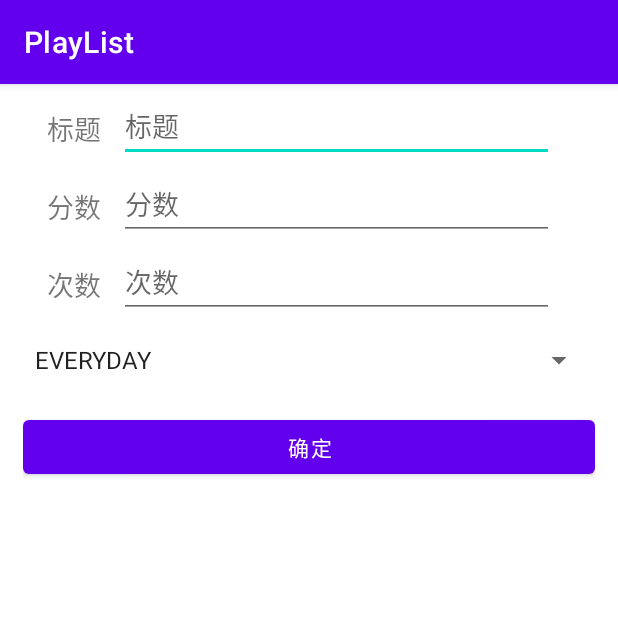
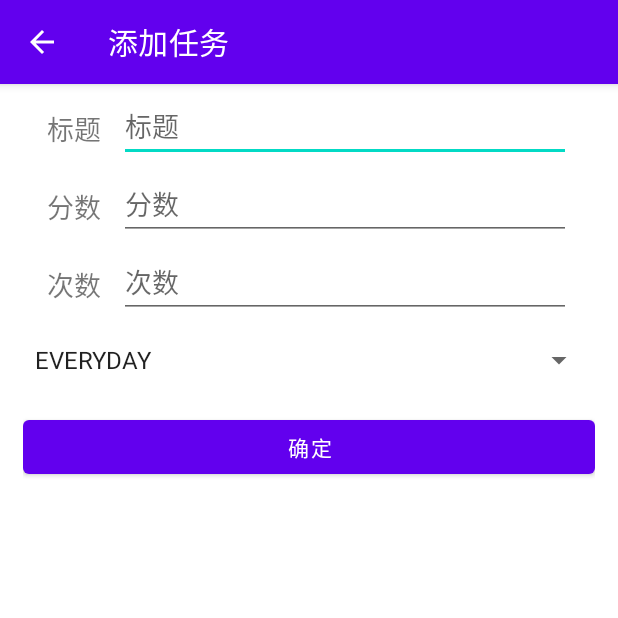
Before and after one commit to T1uTiu/AndroidLearn, an Android app: the TaskDetail screen opened directly, with no data from a screen before it, on a phone screen of 412 x 824 dp, the top half of it. Run offline under Robolectric (Android 15) with nearby library versions, the phone set to English and light mode, and no system bars; 1 statement that could not run was skipped.

```diff
--- a/app/src/main/AndroidManifest.xml
+++ b/app/src/main/AndroidManifest.xml
@@ -30,7 +30,7 @@
 
         <activity
             android:name=".BookDetailsActivity"
-            android:exported="true"></activity>
+            android:exported="true" />
         <activity
             android:name=".MainActivity"
             android:exported="true">
--- a/app/src/main/java/com/example/learningproject/Fragments/Task/TaskDetail.java
+++ b/app/src/main/java/com/example/learningproject/Fragments/Task/TaskDetail.java
@@ -1,38 +1,88 @@
 package com.example.learningproject.Fragments.Task;
 
+import androidx.annotation.NonNull;
 import androidx.appcompat.app.AppCompatActivity;
 
+import android.content.Intent;
+import android.graphics.Color;
 import android.os.Bundle;
+import android.view.MenuItem;
 import android.view.View;
+import android.view.WindowManager;
 import android.widget.AdapterView;
 import android.widget.ArrayAdapter;
+import android.widget.Button;
+import android.widget.EditText;
 import android.widget.Spinner;
+import android.widget.TextView;
+import android.widget.Toast;
+
+import androidx.appcompat.widget.Toolbar;
 
 import com.example.learningproject.R;
+import com.example.learningproject.data.Task.Task;
+import com.example.learningproject.data.Task.TaskManager;
 import com.example.learningproject.data.Task.TaskType;
 
 public class TaskDetail extends AppCompatActivity {
     Spinner taskTypeSpinner;
-    TaskType[] taskTypes = {TaskType.EVERYDAY, TaskType.EVERYWEEK, TaskType.NORMAL};
+    Button okBtn;
+    EditText taskNameEdit;
+    EditText taskScoreEdit;
+    EditText taskTimesEdit;
+    String[] taskTypes = {TaskType.EVERYDAY.name(), TaskType.EVERYWEEK.name(), TaskType.NORMAL.name()};
+    String[] titles = {"添加任务", "编辑任务"};
+
     @Override
     protected void onCreate(Bundle savedInstanceState) {
         super.onCreate(savedInstanceState);
         setContentView(R.layout.activity_task_detail);
+        Intent intent = getIntent();
+        Bundle param = intent.getBundleExtra("param");
+        int method = param.getInt("method");
+
+        getSupportActionBar().setTitle(titles[method]);
+        getSupportActionBar().setDisplayHomeAsUpEnabled(true);
+
         taskTypeSpinner = findViewById(R.id.detail_task_type_spinner);
-        ArrayAdapter adapter = new ArrayAdapter(this, android.R.layout.simple_spinner_item, taskTypes);
+        taskNameEdit = findViewById(R.id.detail_task_name_edit);
+        taskScoreEdit = findViewById(R.id.detail_task_score_edit);
+        taskTimesEdit = findViewById(R.id.detail_task_times_edit);
+        okBtn = findViewById(R.id.detail_task_ok_btn);
+
+        ArrayAdapter<String> adapter = new ArrayAdapter<String>(this, android.R.layout.simple_spinner_item, taskTypes);
         taskTypeSpinner.setAdapter(adapter);
-        taskTypeSpinner.setOnItemSelectedListener(new AdapterView.OnItemSelectedListener() {
-            @Override
-            public void onItemSelected(AdapterView<?> adapterView, View view, int i, long l) {
-                System.out.print(i);
+
+        okBtn.setOnClickListener(view -> {
+            String taskRawName = taskNameEdit.getText().toString();
+            String taskRawScore = taskScoreEdit.getText().toString();
+            String taskRawTimes = taskTimesEdit.getText().toString();
+            if(taskRawName.isEmpty() || taskRawScore.isEmpty()){
+                Toast.makeText(this, "任务名称和分数不能为空", Toast.LENGTH_SHORT).show();
+            }else{
+                int taskScore = Integer.parseInt(taskRawScore);
+                int taskTimes = taskRawTimes.isEmpty() ? 1 : Integer.parseInt(taskRawTimes);
+                int taskRawType = (int)taskTypeSpinner.getSelectedItemId();
+                TaskType taskType = TaskType.valueOf(taskRawType);
+                Task newTask = new Task(taskRawName, taskScore, taskTimes, taskType);
+                assert taskType != null;
+                TaskManager.getInstance().addTask(taskType, newTask);
+                TaskManager.getInstance().saveFileData(this, taskType);
+                finish();
             }
 
-            @Override
-            public void onNothingSelected(AdapterView<?> adapterView) {
-
-            }
-        });
 
 
+        });
+    }
+
+    @Override
+    public boolean onOptionsItemSelected(@NonNull MenuItem item) {
+        switch (item.getItemId()){
+            case android.R.id.home:
+                finish();
+                return true;
+        }
+        return super.onOptionsItemSelected(item);
     }
 }
--- a/app/src/main/java/com/example/learningproject/data/Task/Task.java
+++ b/app/src/main/java/com/example/learningproject/data/Task/Task.java
@@ -1,6 +1,6 @@
 package com.example.learningproject.data.Task;
 
-public class Task {
+public class Task implements java.io.Serializable{
     String name;
     int score;
     int times;
--- a/app/src/main/java/com/example/learningproject/data/Task/TaskType.java
+++ b/app/src/main/java/com/example/learningproject/data/Task/TaskType.java
@@ -5,7 +5,7 @@ public enum TaskType {
     EVERYWEEK(1),
     NORMAL(2);
 
-    private int value;
+    private final int value;
     private TaskType(int value){
         this.value = value;
     }
@@ -24,4 +24,6 @@ public enum TaskType {
                 return null;
         }
     }
+
+
 }
--- a/app/src/main/res/layout/activity_task_detail.xml
+++ b/app/src/main/res/layout/activity_task_detail.xml
@@ -4,14 +4,16 @@
     xmlns:tools="http://schemas.android.com/tools"
     android:layout_width="match_parent"
     android:layout_height="wrap_content"
-    android:paddingStart="15dp"
-    android:paddingEnd="15dp"
     tools:context=".Fragments.Task.TaskDetail">
+
 
     <LinearLayout
         android:layout_width="match_parent"
         android:layout_height="match_parent"
         android:orientation="vertical"
+        android:paddingStart="15dp"
+        android:paddingEnd="15dp"
+        app:layout_constraintTop_toTopOf="parent"
         tools:layout_editor_absoluteX="15dp">
 
         <androidx.constraintlayout.widget.ConstraintLayout
@@ -31,15 +33,15 @@
 
             <EditText
                 android:id="@+id/detail_task_name_edit"
-                android:layout_width="290dp"
+                android:layout_width="0dp"
                 android:layout_height="48dp"
                 android:layout_marginStart="12dp"
                 android:layout_marginTop="4dp"
-                android:layout_marginEnd="3dp"
+                android:layout_marginEnd="16dp"
                 android:autofillHints=""
                 android:ems="10"
+                android:hint="@string/title"
                 android:inputType="textPersonName"
-                android:hint="@string/title"
                 app:layout_constraintEnd_toEndOf="parent"
                 app:layout_constraintHorizontal_bias="0"
                 app:layout_constraintStart_toEndOf="@+id/detail_task_name_text"
@@ -64,15 +66,15 @@
 
             <EditText
                 android:id="@+id/detail_task_score_edit"
-                android:layout_width="290dp"
+                android:layout_width="0dp"
                 android:layout_height="48dp"
                 android:layout_marginStart="12dp"
                 android:layout_marginTop="4dp"
-                android:layout_marginEnd="3dp"
+                android:layout_marginEnd="16dp"
                 android:autofillHints=""
                 android:ems="10"
+                android:hint="@string/score"
                 android:inputType="textPersonName"
-                android:hint="@string/score"
                 app:layout_constraintEnd_toEndOf="parent"
                 app:layout_constraintHorizontal_bias="0"
                 app:layout_constraintStart_toEndOf="@+id/detail_task_score_text"
@@ -97,11 +99,11 @@
 
             <EditText
                 android:id="@+id/detail_task_times_edit"
-                android:layout_width="290dp"
+                android:layout_width="0dp"
                 android:layout_height="48dp"
                 android:layout_marginStart="12dp"
                 android:layout_marginTop="4dp"
-                android:layout_marginEnd="3dp"
+                android:layout_marginEnd="16dp"
                 android:autofillHints=""
                 android:ems="10"
                 android:hint="@string/times"
```
Also changed, not shown: app/src/main/java/com/example/learningproject/Fragments/Task/TaskFragment.java (+8 -9 lines), app/src/main/java/com/example/learningproject/data/Task/TaskManager.java (+13 -0 lines).
